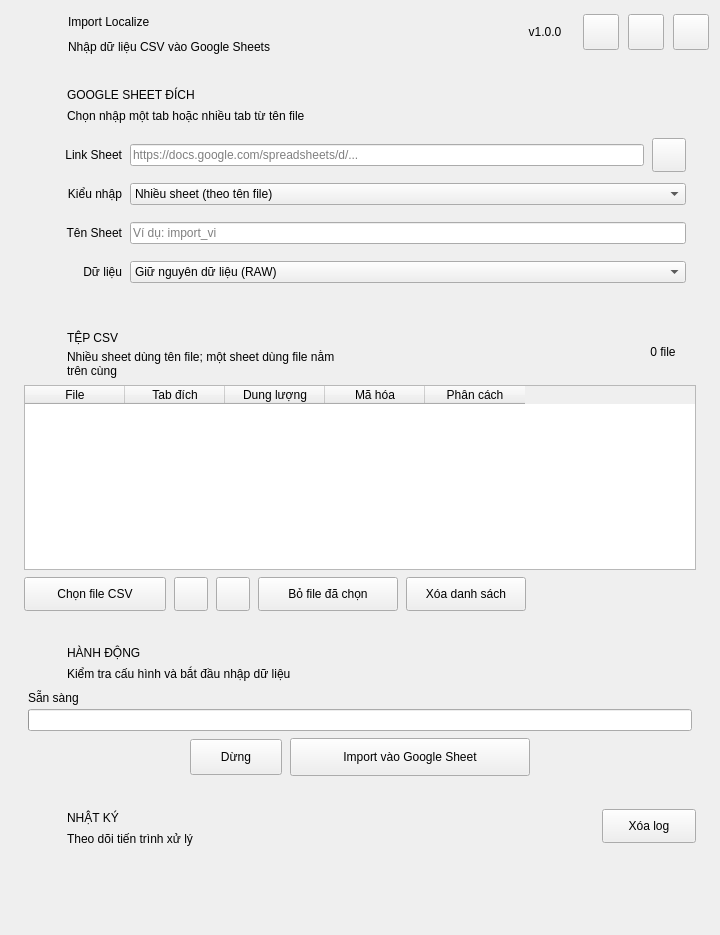
The window that src/import_localize/ui/forms/main_window.ui (longnguy3n/Import-Localize) describes before a commit, drawn with Qt 5.
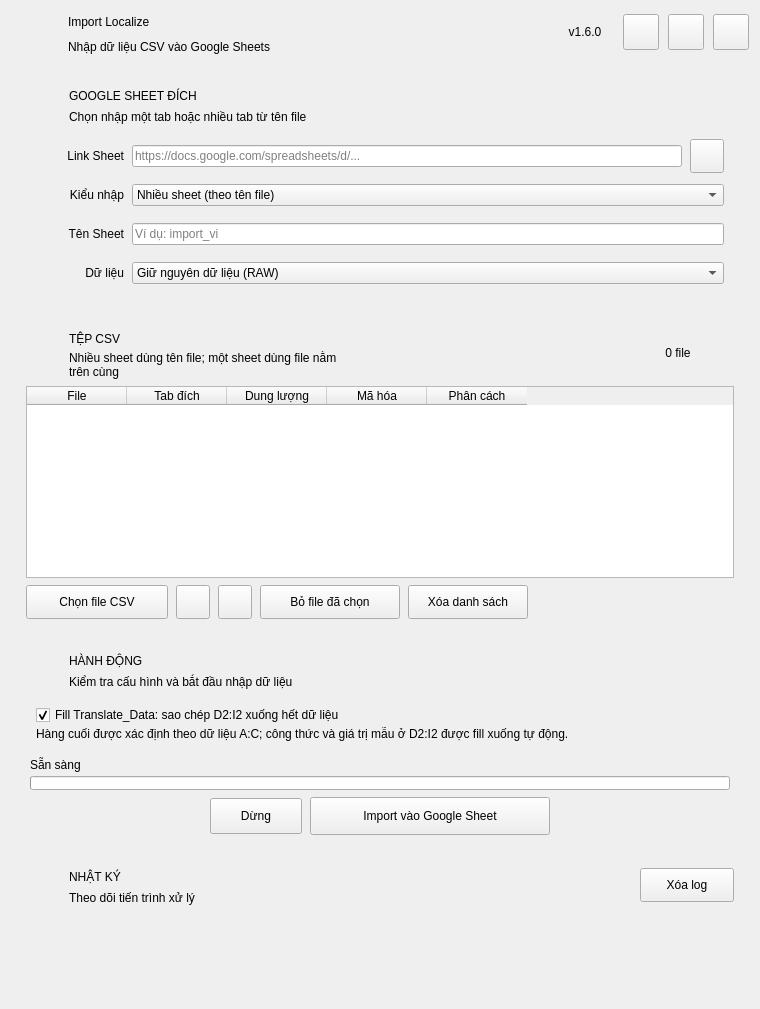
The same window after the commit.

Diff of the .ui file:
```diff
--- a/src/import_localize/ui/forms/main_window.ui
+++ b/src/import_localize/ui/forms/main_window.ui
@@ -6,8 +6,8 @@
    <rect>
     <x>0</x>
     <y>0</y>
-    <width>720</width>
-    <height>900</height>
+    <width>760</width>
+    <height>920</height>
    </rect>
   </property>
   <layout class="QVBoxLayout" name="rootLayout">
@@ -151,7 +151,7 @@
          </size>
         </property>
         <property name="text">
-         <string>v1.0.0</string>
+         <string>v1.6.0</string>
         </property>
         <property name="alignment">
          <set>Qt::AlignmentFlag::AlignCenter</set>
@@ -234,16 +234,16 @@
        <number>8</number>
       </property>
       <property name="leftMargin">
-       <number>10</number>
+       <number>12</number>
       </property>
       <property name="topMargin">
-       <number>9</number>
+       <number>10</number>
       </property>
       <property name="rightMargin">
-       <number>10</number>
+       <number>12</number>
       </property>
       <property name="bottomMargin">
-       <number>11</number>
+       <number>12</number>
       </property>
       <item>
        <widget class="QWidget" name="upperContent">
@@ -391,8 +391,8 @@
                   <widget class="QLabel" name="fileSummaryLabel">
                    <property name="minimumSize">
                     <size>
-                     <width>66</width>
-                     <height>25</height>
+                     <width>112</width>
+                     <height>46</height>
                     </size>
                    </property>
                    <property name="text">
@@ -410,13 +410,13 @@
                  <property name="minimumSize">
                   <size>
                    <width>0</width>
-                   <height>150</height>
+                   <height>180</height>
                   </size>
                  </property>
                  <property name="maximumSize">
                   <size>
                    <width>16777215</width>
-                   <height>185</height>
+                   <height>220</height>
                   </size>
                  </property>
                  <property name="selectionBehavior">
@@ -921,6 +921,50 @@
               </item>
              </layout>
             </item>
+            <item>
+             <widget class="QFrame" name="translateFillPanel">
+              <layout class="QVBoxLayout" name="translateFillLayout">
+               <property name="spacing">
+                <number>2</number>
+               </property>
+               <property name="leftMargin">
+                <number>10</number>
+               </property>
+               <property name="topMargin">
+                <number>8</number>
+               </property>
+               <property name="rightMargin">
+                <number>10</number>
+               </property>
+               <property name="bottomMargin">
+                <number>8</number>
+               </property>
+               <item>
+                <widget class="QCheckBox" name="fillTranslateDataCheckBox">
+                 <property name="text">
+                  <string>Fill Translate_Data: sao chép D2:I2 xuống hết dữ liệu</string>
+                 </property>
+                 <property name="checked">
+                  <bool>true</bool>
+                 </property>
+                 <property name="toolTip">
+                  <string>Sau khi import, ứng dụng tìm hàng dữ liệu cuối theo cột A:C của tab Translate_Data rồi sao chép D2:I2 xuống các hàng còn lại.</string>
+                 </property>
+                </widget>
+               </item>
+               <item>
+                <widget class="QLabel" name="fillTranslateDataHintLabel">
+                 <property name="text">
+                  <string>Hàng cuối được xác định theo dữ liệu A:C; công thức và giá trị mẫu ở D2:I2 được fill xuống tự động.</string>
+                 </property>
+                 <property name="wordWrap">
+                  <bool>true</bool>
+                 </property>
+                </widget>
+               </item>
+              </layout>
+             </widget>
+            </item>
             <item>
              <widget class="QWidget" name="progressPage">
               <layout class="QVBoxLayout" name="progressLayout">
@@ -957,6 +1001,18 @@
                </item>
                <item>
                 <widget class="QProgressBar" name="progressBar">
+                 <property name="minimumSize">
+                  <size>
+                   <width>0</width>
+                   <height>14</height>
+                  </size>
+                 </property>
+                 <property name="maximumSize">
+                  <size>
+                   <width>16777215</width>
+                   <height>14</height>
+                  </size>
+                 </property>
                  <property name="value">
                   <number>0</number>
                  </property>
```
